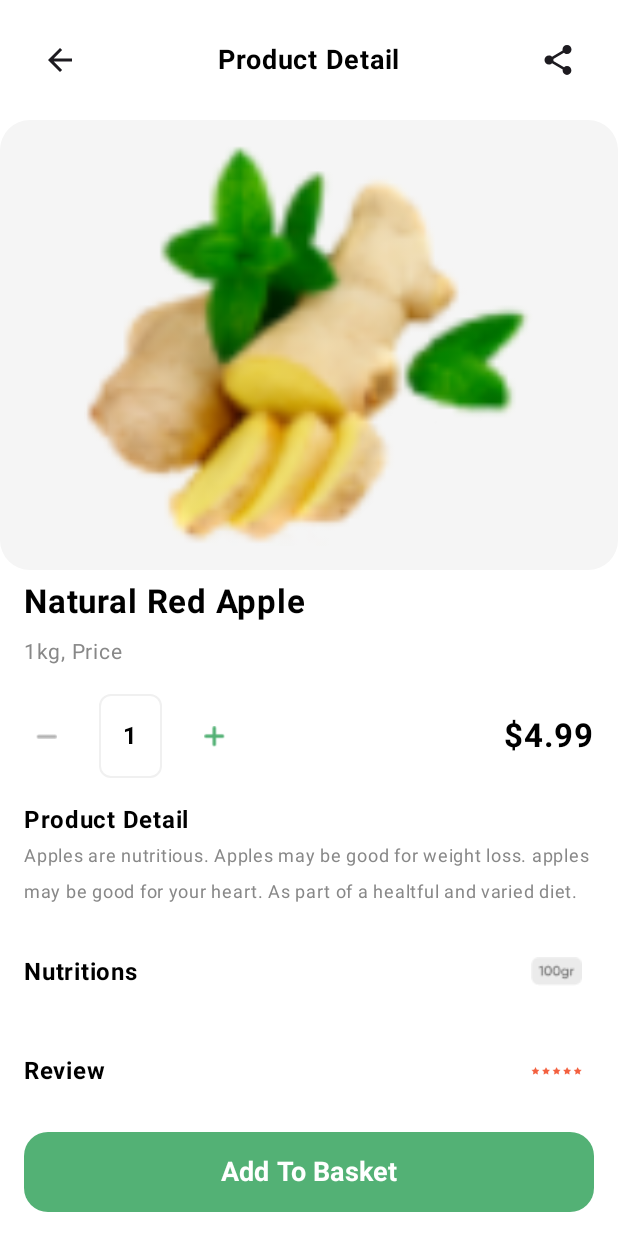
After one commit to maticukier/Grupo_6, an Android app built with Jetpack Compose: the composable ProductDetail shown on its own in the app's theme, on a phone screen of 412 x 824 dp. The commit adds this screen. Run offline under Robolectric (Android 15) with nearby library versions, the phone set to English and light mode, and no system bars.

Commit message:
Agregue Product Detail Screen

```diff
--- a/app/src/main/java/com/example/grupo_6/HomeScreen.kt
+++ b/app/src/main/java/com/example/grupo_6/HomeScreen.kt
@@ -43,10 +43,10 @@ fun HomeScreen(navController: NavHostController, isDarkMode: Boolean) {
             BannerImage()
             Spacer(modifier = Modifier.height(16.dp))
             SectionTitle(title = "Exclusive Offer", actionTitle = "See All", textColor = textColor) // Color dinámico para la sección
-            ProductList(products = exclusiveOfferProducts, isDarkMode = isDarkMode) // Color dinámico para los productos
+            ProductList(products = exclusiveOfferProducts, isDarkMode = isDarkMode, navController = navController) // Color dinámico para los productos
             Spacer(modifier = Modifier.height(16.dp))
             SectionTitle(title = "Best Sellings", actionTitle = "See All", textColor = textColor)
-            ProductList(products = bestSellingProducts, isDarkMode = isDarkMode)
+            ProductList(products = bestSellingProducts, isDarkMode = isDarkMode, navController = navController)
             Spacer(modifier = Modifier.weight(1f))
         }
         Footer(navController = navController, selectedRoute = "shop", isDarkMode = isDarkMode, modifier = Modifier.align(Alignment.BottomCenter))
@@ -101,7 +101,7 @@ fun SectionTitle(title: String, actionTitle: String, textColor: Color) {
 }
 
 @Composable
-fun ProductList(products: List<Product>, isDarkMode: Boolean) {
+fun ProductList(products: List<Product>, isDarkMode: Boolean, navController: NavHostController) {
     val cardBackgroundColor = if (isDarkMode) Color.DarkGray else Color.White
     val textColor = if (isDarkMode) Color.White else Color.Black
 
@@ -114,7 +114,7 @@ fun ProductList(products: List<Product>, isDarkMode: Boolean) {
                 horizontalArrangement = Arrangement.spacedBy(16.dp)
             ) {
                 productPair.forEach { product ->
-                    ProductCard(product = product, cardBackgroundColor = cardBackgroundColor, textColor = textColor)
+                    ProductCard(product = product, cardBackgroundColor = cardBackgroundColor, textColor = textColor, navController = navController)
                 }
             }
         }
@@ -122,14 +122,17 @@ fun ProductList(products: List<Product>, isDarkMode: Boolean) {
 }
 
 @Composable
-fun ProductCard(product: Product, cardBackgroundColor: Color, textColor: Color) {
+fun ProductCard(product: Product, cardBackgroundColor: Color, textColor: Color, navController : NavHostController) {
     Card(
         modifier = Modifier
             .width(173.32.dp)
             .height(248.51.dp)
             .padding(8.dp)
-            .border(1.dp, Color.LightGray, RoundedCornerShape(8.dp)),
-        colors = CardDefaults.cardColors(
+            .border(1.dp, Color.LightGray, RoundedCornerShape(8.dp))
+            .clickable {
+                navController.navigate("productDetail")
+            },
+            colors = CardDefaults.cardColors(
             containerColor = cardBackgroundColor // Color dinámico de la tarjeta
         )
     ) {
--- a/app/src/main/java/com/example/grupo_6/MainActivity.kt
+++ b/app/src/main/java/com/example/grupo_6/MainActivity.kt
@@ -51,6 +51,7 @@ fun AppNavigation(isDarkMode: Boolean, toggleDarkMode: (Boolean) -> Unit) {
             composable("explore") {
                 ExploreScreen(navController = navController, isDarkMode = isDarkMode)
             }
+            composable("productDetail"){ ProductDetailScreen(navController, isDarkMode = isDarkMode) }
 
             composable("favourite") {
                 FavouriteScreen(navController = navController, isDarkMode = isDarkMode)
--- /dev/null
+++ b/app/src/main/java/com/example/grupo_6/ProductDetail.kt
@@ -0,0 +1,270 @@
+package com.example.grupo_6
+
+import androidx.compose.foundation.Image
+import androidx.compose.foundation.background
+import androidx.compose.foundation.border
+import androidx.compose.foundation.clickable
+import androidx.compose.foundation.layout.Arrangement
+import androidx.compose.foundation.layout.Box
+import androidx.compose.foundation.layout.Column
+import androidx.compose.foundation.layout.Row
+import androidx.compose.foundation.layout.Spacer
+import androidx.compose.foundation.layout.fillMaxSize
+import androidx.compose.foundation.layout.fillMaxWidth
+import androidx.compose.foundation.layout.height
+import androidx.compose.foundation.layout.padding
+import androidx.compose.foundation.layout.size
+import androidx.compose.foundation.layout.width
+import androidx.compose.foundation.shape.RoundedCornerShape
+import androidx.compose.material.icons.Icons
+import androidx.compose.material.icons.filled.ArrowBack
+import androidx.compose.material.icons.filled.Share
+import androidx.compose.material3.Button
+import androidx.compose.material3.ButtonDefaults
+import androidx.compose.material3.Icon
+import androidx.compose.material3.IconButton
+import androidx.compose.material3.Text
+import androidx.compose.runtime.Composable
+import androidx.compose.ui.Alignment
+import androidx.compose.ui.Modifier
+import androidx.compose.ui.draw.clip
+import androidx.compose.ui.graphics.Color
+import androidx.compose.ui.layout.ContentScale
+import androidx.compose.ui.res.painterResource
+import androidx.compose.ui.text.font.FontWeight
+import androidx.compose.ui.unit.dp
+import androidx.compose.ui.unit.sp
+import androidx.navigation.NavController
+import androidx.navigation.NavHostController
+
+@Composable
+fun ProductDetailScreen(navController: NavHostController, isDarkMode : Boolean){
+
+    Box(modifier = Modifier.fillMaxSize()){
+
+        Column(
+            modifier = Modifier.fillMaxSize(),
+            verticalArrangement = Arrangement.Top
+        ) {
+            Header(title = "My Cart", isDarkMode = isDarkMode)
+            Spacer(modifier = Modifier.height(8.dp))
+            ProductDetail()
+            Footer(navController = navController, selectedRoute = "shop", isDarkMode = isDarkMode,
+                modifier = Modifier.align(Alignment.CenterHorizontally))    }
+    }
+}
+
+@Composable
+fun ProductDetail() {
+    Column(
+        modifier = Modifier
+            .fillMaxWidth()
+            .background(Color.White)
+    ) {
+        // Header con íconos de "back" y "share"
+        Row(
+            modifier = Modifier
+                .fillMaxWidth()
+                .padding(16.dp),
+            horizontalArrangement = Arrangement.SpaceBetween,
+            verticalAlignment = Alignment.CenterVertically
+        ) {
+            IconButton(onClick = { /* Volver */ }) {
+                Icon(Icons.Default.ArrowBack, contentDescription = "Back")
+            }
+            Text(
+                text = "Product Detail",
+                fontSize = 18.sp,
+                fontWeight = FontWeight.Bold,
+                color = Color.Black
+            )
+            IconButton(onClick = { /* Compartir */ }) {
+                Icon(Icons.Default.Share, contentDescription = "Share")
+            }
+        }
+
+        // Imagen del producto
+        Image(
+            painter = painterResource(id = R.drawable.ginger), // Cambiar al recurso correcto
+            contentDescription = "ginger",
+            modifier = Modifier
+                .fillMaxWidth()
+                .height(300.dp)
+                .clip(RoundedCornerShape(20.dp))
+                .background(Color(0xFFF5F5F5))
+                .padding(16.dp)
+        )
+
+        Spacer(modifier = Modifier.height(8.dp))
+
+        // Detalle del producto (nombre, cantidad, precio)
+        Column(
+            modifier = Modifier.padding(horizontal = 16.dp)
+        ) {
+            Text(
+                text = "Natural Red Apple", // Nombre del producto
+                fontSize = 22.sp,
+                fontWeight = FontWeight.Bold,
+                color = Color.Black
+            )
+            Spacer(modifier = Modifier.height(8.dp))
+            Text(
+                text = "1kg, Price", // Descripción del producto
+                fontSize = 14.sp,
+                color = Color.Gray
+            )
+        }
+
+        Spacer(modifier = Modifier.height(16.dp))
+
+        // Selector de cantidad
+        Row(
+            modifier = Modifier.fillMaxWidth().padding(horizontal = 16.dp),
+            verticalAlignment = Alignment.CenterVertically,
+            horizontalArrangement = Arrangement.SpaceBetween
+        ) {
+            Row(verticalAlignment = Alignment.CenterVertically) {
+                // Botón de restart
+                Image(
+                    painter = painterResource(id = R.drawable.minus), // Cambiar al recurso correcto
+                    contentDescription = "Remove",
+                    modifier = Modifier
+                        .size(30.dp)
+                        .clickable { /* Acción al reducir cantidad */ }
+                        .padding(8.dp)
+                )
+
+                Spacer(modifier = Modifier.width(20.dp))
+
+                // Texto de la cantidad
+                Box(
+                    modifier = Modifier
+                        .border(
+                            width = 1.dp,
+                            color = Color(0xFFF0F0F0),
+                            shape = RoundedCornerShape(8.dp)
+                        )
+                        .padding(16.dp)
+                ) {
+                    Text(
+                        text = "1",
+                        fontSize = 16.sp,
+                        fontWeight = FontWeight.Bold,
+                        color = Color.Black
+                    )
+                }
+
+
+                Spacer(modifier = Modifier.width(20.dp))
+
+                // Botón de sumar
+                Image(
+                    painter = painterResource(id = R.drawable.plus), // Cambiar al recurso correcto
+                    contentDescription = "Add",
+                    modifier = Modifier
+                        .size(30.dp)
+                        .clickable { /* Acción al reducir cantidad */ }
+                        .padding(8.dp)
+                )
+            }
+            Text(
+                text = "$4.99",
+                fontSize = 22.sp,
+                fontWeight = FontWeight.Bold,
+                color = Color.Black
+            )
+        }
+
+        Spacer(modifier = Modifier.height(16.dp))
+
+        // Product Detail
+        Column(modifier = Modifier.padding(horizontal = 16.dp)){
+            Row(){
+                Text(
+                    text = "Product Detail",
+                    fontSize = 16.sp,
+                    fontWeight = FontWeight.Bold,
+                    color = Color.Black
+                )
+            }
+            Text(
+                text = "Apples are nutritious. Apples may be good for weight loss. apples may be good for your heart. As part of a healtful and varied diet.",
+                fontSize = 12.sp,
+                color = Color.Gray
+            )
+        }
+
+        Spacer(modifier = Modifier.height(16.dp))
+
+        // Nutritions
+        Row(
+            modifier = Modifier
+                .padding(horizontal = 16.dp)
+                .fillMaxWidth(),
+            horizontalArrangement = Arrangement.SpaceBetween,
+            verticalAlignment = Alignment.CenterVertically
+        ) {
+            Text(
+                text = "Nutritions",
+                fontSize = 16.sp,
+                fontWeight = FontWeight.Bold,
+                color = Color.Black
+            )
+            Image(
+                painter = painterResource(id = R.drawable.nutritional), // Cambiar al recurso correcto
+                contentDescription = "nutritional",
+                modifier = Modifier
+                    .size(50.dp) // Aumentar el tamaño total de la imagen
+                    .padding(8.dp), // Agregar espacio alrededor si es necesario
+                contentScale = ContentScale.FillWidth // Asegurar que la imagen se escale de manera adecuada
+            )
+        }
+
+
+        Spacer(modifier = Modifier.height(16.dp))
+
+        // Review
+        Row(
+            modifier = Modifier
+                .fillMaxWidth()
+                .padding(horizontal = 16.dp),
+            horizontalArrangement = Arrangement.SpaceBetween,
+            verticalAlignment = Alignment.CenterVertically
+        ) {
+            Text(
+                text = "Review",
+                fontSize = 16.sp,
+                fontWeight = FontWeight.Bold,
+                color = Color.Black
+            )
+            Image(
+                painter = painterResource(id = R.drawable.stars), // Cambiar al recurso correcto
+                contentDescription = "stars",
+                modifier = Modifier
+                    .size(50.dp) // Aumentar el tamaño total de la imagen
+                    .padding(8.dp), // Agregar espacio alrededor si es necesario
+                contentScale = ContentScale.FillWidth // Asegurar que la imagen se escale de manera adecuada
+            )
+        }
+
+
+
+        // Botón "Add to Basket"
+        Button(
+            onClick = { /* Acción para agregar al carrito */ },
+            modifier = Modifier
+                .fillMaxWidth()
+                .padding(16.dp)
+                .height(56.dp),
+            colors = ButtonDefaults.buttonColors(containerColor = Color(0xFF53B175)),
+            shape = RoundedCornerShape(16.dp)
+        ) {
+            Text(
+                text = "Add To Basket",
+                fontSize = 18.sp,
+                color = Color.White,
+                fontWeight = FontWeight.Bold
+            )
+        }
+    }
+}
```
Also changed, not shown: app/src/main/res/drawable/nutritional.png (added), app/src/main/res/drawable/stars.png (added).
